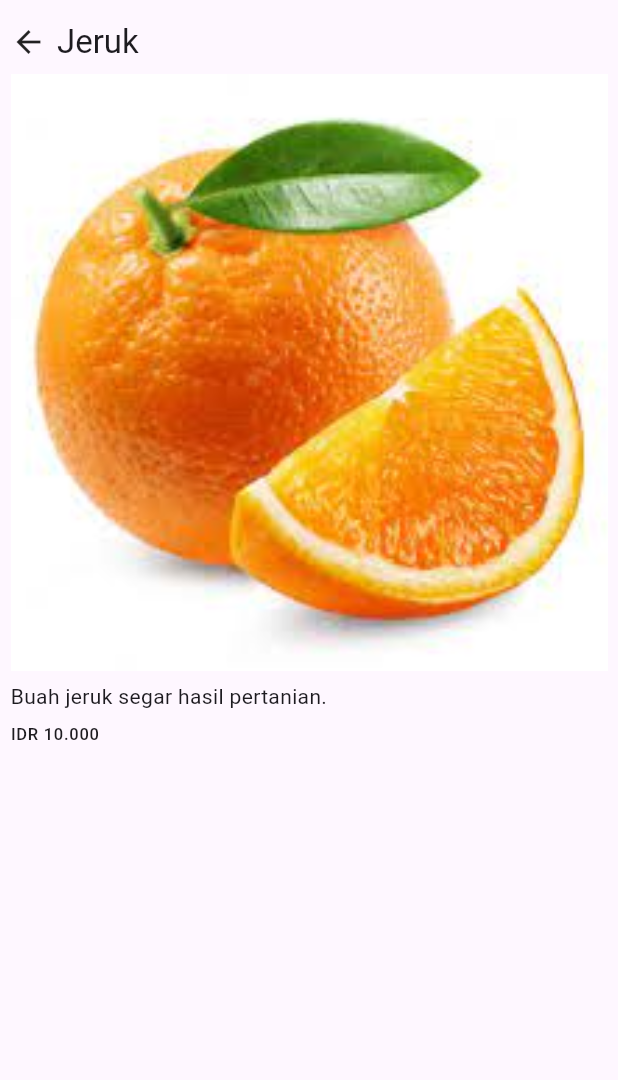
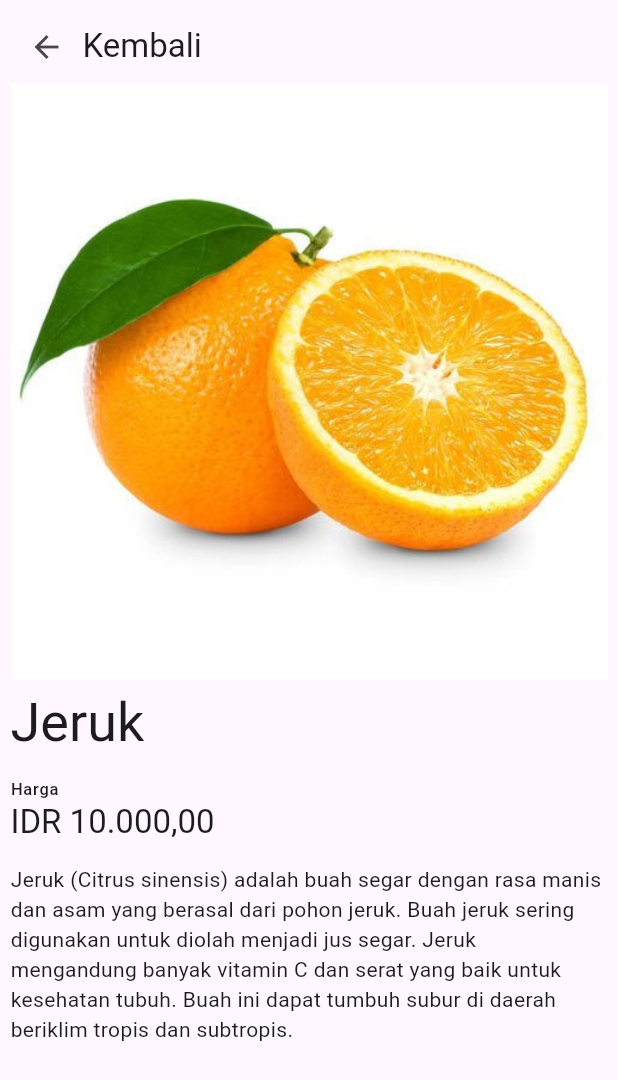
Before and after one commit to stnDinus/uts_ppb, a Flutter app: the HalamanItem screen opened directly with sample values from the repository, on a phone screen of 412 x 824 dp. Shown: the top 1080 px of the screen. Run offline on Flutter 3.47's test engine with Material 2 defaults, Android fonts, the phone set to English and light mode, and no system bars; our stand-ins replace shared_preferences; accounts and stored records are empty.

Commit message:
feat: deskripsiPanjang

```diff
--- a/lib/data.dart
+++ b/lib/data.dart
@@ -1,67 +1,78 @@
 class Item {
-  String nama, deskripsi, linkGambar;
+  String nama, deskripsi, deskripsiDetail, linkGambar;
   int harga;
-  Item(this.nama, this.deskripsi, this.linkGambar, this.harga);
+  Item(this.nama, this.deskripsi, this.deskripsiDetail, this.linkGambar,
+      this.harga);
 }
 
 List<Item> listItem = [
   Item(
     "Jeruk",
     "Buah jeruk segar hasil pertanian.",
+    "Jeruk (Citrus sinensis) adalah buah segar dengan rasa manis dan asam yang berasal dari pohon jeruk. Buah jeruk sering digunakan untuk diolah menjadi jus segar. Jeruk mengandung banyak vitamin C dan serat yang baik untuk kesehatan tubuh. Buah ini dapat tumbuh subur di daerah beriklim tropis dan subtropis.",
     "assets/jeruk.jpg",
     10000,
   ),
   Item(
     "Pohon Mangga",
     "Bibit pohon mangga untuk ditanam.",
+    "Pohon mangga (Mangifera indica) adalah pohon buah yang menghasilkan buah mangga. Buah mangga terkenal dengan rasa manisnya yang lezat. Bibit pohon mangga cocok untuk ditanam di halaman rumah atau kebun. Pohon mangga memerlukan sinar matahari yang cukup dan perawatan yang baik untuk menghasilkan buah yang berkualitas.",
     "assets/mangga.jpg",
     12000,
   ),
   Item(
     "Pupuk Cair Organik",
     "Pupuk cair organik untuk pertanian.",
+    "Pupuk cair organik adalah pupuk yang terbuat dari bahan-bahan alami seperti kompos, limbah organik, dan mikroorganisme. Pupuk ini membantu meningkatkan kesuburan tanah dan memberikan nutrisi yang dibutuhkan tanaman. Pupuk cair organik cocok digunakan untuk pertanian organik dan ramah lingkungan.",
     "assets/pupuk.jpg",
     15000,
   ),
   Item(
     "Tebu",
     "Gula tebu hasil pertanian.",
+    "Tebu (Saccharum officinarum) adalah tanaman yang menghasilkan tebu, bahan baku untuk gula. Tebu ditanam dalam skala besar untuk menghasilkan gula dalam berbagai bentuk, termasuk gula pasir dan gula cair. Hasil pertanian tebu adalah komoditas penting dalam industri pangan.",
     "assets/tebu.jpg",
     11000,
   ),
   Item(
     "Bibit Kelapa",
     "Bibit kelapa untuk ditanam.",
+    "Bibit kelapa adalah tanaman kelapa muda yang siap ditanam. Kelapa adalah salah satu pohon penting dalam ekosistem tropis dan subtropis. Buah kelapa menghasilkan air kelapa segar dan daging kelapa yang dapat digunakan dalam berbagai hidangan.",
     "assets/kelapa.jpg",
     13000,
   ),
   Item(
     "Pupuk NPK",
     "Pupuk NPK untuk pertanian.",
+    "Pupuk NPK adalah pupuk komersial yang mengandung campuran nitrogen (N), fosfor (P), dan kalium (K). Nutrisi ini penting untuk pertumbuhan tanaman dan produksi hasil yang baik. Pupuk NPK digunakan secara luas dalam pertanian modern untuk meningkatkan hasil panen.",
     "assets/npk.jpg",
     14000,
   ),
   Item(
     "Tomat",
     "Tomat segar hasil pertanian.",
+    "Tomat (Solanum lycopersicum) adalah buah sayuran yang sering digunakan dalam berbagai hidangan. Tomat segar mengandung vitamin C, vitamin A, dan likopen yang baik untuk kesehatan. Buah ini dapat dikonsumsi segar atau digunakan dalam masakan.",
     "assets/tomat.jpg",
     12000,
   ),
   Item(
     "Bibit Jeruk",
     "Bibit jeruk untuk ditanam.",
+    "Bibit jeruk adalah tanaman muda dari pohon jeruk yang siap ditanam. Jeruk adalah sumber vitamin C yang baik dan sering digunakan untuk diolah menjadi minuman segar. Tanaman jeruk memerlukan perawatan yang baik untuk menghasilkan buah yang berkualitas.",
     "assets/bibit-jeruk.jpg",
     11000,
   ),
   Item(
     "Pupuk Organik Granular",
     "Pupuk organik granular untuk pertanian.",
+    "Pupuk organik granular adalah pupuk yang terbuat dari bahan-bahan organik seperti kompos, pupuk kandang, dan bahan alami lainnya. Pupuk ini membantu meningkatkan kesuburan tanah dan memberikan nutrisi yang dibutuhkan tanaman dengan cara yang ramah lingkungan. Cocok untuk pertanian organik.",
     "assets/granular.jpg",
     16000,
   ),
   Item(
     "Stroberi",
     "Stroberi segar hasil pertanian.",
+    "Stroberi (Fragaria × ananassa) adalah buah segar dengan rasa manis yang populer. Stroberi mengandung vitamin C, serat, dan antioksidan yang baik untuk kesehatan. Buah ini sering digunakan dalam hidangan penutup seperti tart dan es krim.",
     "assets/stroberi.jpg",
     13000,
   ),
--- a/lib/halaman_dashboard.dart
+++ b/lib/halaman_dashboard.dart
@@ -2,6 +2,7 @@ import 'package:flutter/material.dart';
 import 'package:intl/intl.dart';
 import 'package:shared_preferences/shared_preferences.dart';
 import 'package:uts/data.dart';
+import 'package:uts/halaman_item.dart';
 
 class HalamanDashboard extends StatefulWidget {
   final SharedPreferences spInstance;
@@ -55,7 +56,13 @@ class _HalamanDashboardState extends State<HalamanDashboard> {
                             .map((item) => Card(
                                   clipBehavior: Clip.hardEdge,
                                   child: InkWell(
-                                      onTap: () {},
+                                      onTap: () {
+                                        Navigator.push(
+                                            context,
+                                            MaterialPageRoute(
+                                                builder: (context) =>
+                                                    HalamanItem(item)));
+                                      },
                                       child: Column(
                                         crossAxisAlignment:
                                             CrossAxisAlignment.start,
--- a/lib/halaman_item.dart
+++ b/lib/halaman_item.dart
@@ -14,25 +14,12 @@ class HalamanItem extends StatelessWidget {
         constraints: const BoxConstraints(maxWidth: 500),
         child: Padding(
             padding: const EdgeInsets.all(7),
-            child: Column(
-              crossAxisAlignment: CrossAxisAlignment.start,
+            child: ListView(
               children: [
-                GestureDetector(
-                  onTap: () {
-                    Navigator.pop(context);
-                  },
-                  child: Padding(
-                      padding: const EdgeInsets.only(top: 7, bottom: 7),
-                      child: Row(children: [
-                        const Icon(Icons.arrow_back),
-                        const SizedBox(width: 7),
-                        Flexible(
-                            child: Text(
-                          item.nama,
-                          style: Theme.of(context).textTheme.titleLarge,
-                        ))
-                      ])),
-                ),
+                Row(children: [
+                  const BackButton(),
+                  Text("Kembali", style: Theme.of(context).textTheme.titleLarge)
+                ]),
                 AspectRatio(
                     aspectRatio: 1,
                     child: Image.asset(item.linkGambar, fit: BoxFit.cover)),
@@ -40,10 +27,19 @@ class HalamanItem extends StatelessWidget {
                 Column(
                   crossAxisAlignment: CrossAxisAlignment.start,
                   children: [
-                    Text(item.deskripsi),
-                    const SizedBox(height: 7),
-                    Text(NumberFormat("¤ ,###", "id").format(item.harga),
+                    Text(
+                      item.nama,
+                      style: Theme.of(context).textTheme.displaySmall,
+                    ),
+                    const SizedBox(height: 14),
+                    Text("Harga",
                         style: Theme.of(context).textTheme.labelSmall),
+                    Text(
+                      NumberFormat("¤ ,###.00", "id").format(item.harga),
+                      style: Theme.of(context).textTheme.titleLarge,
+                    ),
+                    const SizedBox(height: 14),
+                    Text(item.deskripsiDetail),
                   ],
                 ),
               ],
```
Also changed, not shown: assets/jeruk.jpg.
